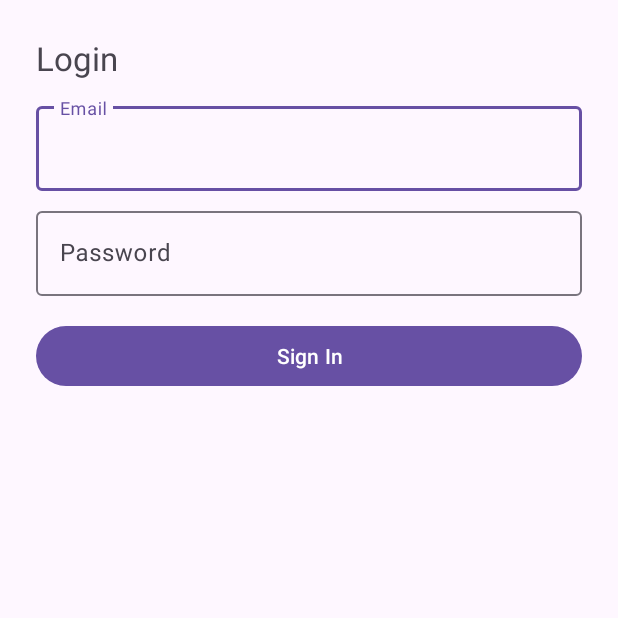
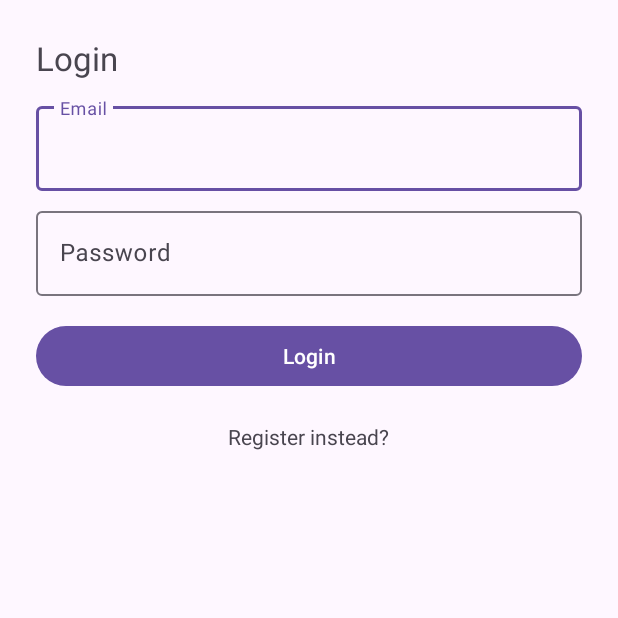
Before and after one commit to dujo09/ChefsBook, an Android app: the screen it shows after launch (LoginActivity), after a tap on "Login", on a phone screen of 412 x 824 dp, the top half of it. Run offline under Robolectric (Android 15) with nearby library versions, the phone set to English and light mode, and no system bars; our stand-ins replace Firebase (no records; nobody signed in at launch, a user with empty details on screens opened directly); libraries missing offline, so code that uses them is left out: com.firebase.ui; pictures from the network do not load.

Commit message:
Refactor Login and Register

```diff
--- a/app/src/main/java/com/dujo/chefsbook/ui/login/LoginActivity.java
+++ b/app/src/main/java/com/dujo/chefsbook/ui/login/LoginActivity.java
@@ -14,6 +14,8 @@ import androidx.appcompat.app.AppCompatActivity;
 import com.dujo.chefsbook.R;
 import com.dujo.chefsbook.data.repository.UserRepository;
 import com.dujo.chefsbook.ui.recipeCategory.RecipeCategoryListActivity;
+import com.dujo.chefsbook.ui.register.RegisterActivity;
+import com.firebase.ui.auth.AuthUI;
 import com.google.android.material.textfield.TextInputEditText;
 import com.google.firebase.auth.FirebaseAuth;
 
@@ -21,7 +23,7 @@ public class LoginActivity extends AppCompatActivity {
     private static final String TAG = "LoginActivity";
     private FirebaseAuth auth;
     private TextInputEditText etEmail, etPassword;
-    private TextView tvError;
+    private TextView tvError, tvRegister;
     private Button btnSubmit;
 
     @Override
@@ -33,13 +35,20 @@ public class LoginActivity extends AppCompatActivity {
         etEmail = findViewById(R.id.etEmail);
         etPassword = findViewById(R.id.etPassword);
         tvError = findViewById(R.id.tvLoginError);
-        btnSubmit = findViewById(R.id.btnSubmitLogin);
+        btnSubmit = findViewById(R.id.btnLogin);
+        tvRegister = findViewById(R.id.tvRegister);
 
         btnSubmit.setOnClickListener(v -> attemptLogin());
+        tvRegister.setOnClickListener(v -> {
+            Intent i = new Intent(this, RegisterActivity.class);
+            startActivity(i);
+        });
     }
 
     private void attemptLogin() {
         tvError.setVisibility(View.GONE);
+        btnSubmit.setEnabled(false);
+
         String email = etEmail.getText() != null ? etEmail.getText().toString().trim() : "";
         String password = etPassword.getText() != null ? etPassword.getText().toString() : "";
 
@@ -52,7 +61,6 @@ public class LoginActivity extends AppCompatActivity {
             return;
         }
 
-        btnSubmit.setEnabled(false);
         auth.signInWithEmailAndPassword(email, password)
                 .addOnCompleteListener(this, task -> {
                     btnSubmit.setEnabled(true);
@@ -61,7 +69,7 @@ public class LoginActivity extends AppCompatActivity {
                         startActivity(new Intent(this, RecipeCategoryListActivity.class));
                         finish();
                     } else {
-                        Log.w(TAG, "signInWithEmail:failure", task.getException());
+                        Log.w(TAG, "Login failed", task.getException());
                         tvError.setText(task.getException() != null ? task.getException().getMessage() : "Authentication failed");
                         tvError.setVisibility(View.VISIBLE);
                         Toast.makeText(LoginActivity.this, "Authentication failed.", Toast.LENGTH_SHORT).show();
--- a/app/src/main/java/com/dujo/chefsbook/ui/recipeCategory/RecipeCategoryListActivity.java
+++ b/app/src/main/java/com/dujo/chefsbook/ui/recipeCategory/RecipeCategoryListActivity.java
@@ -54,6 +54,7 @@ public class RecipeCategoryListActivity extends AppCompatActivity {
         btnLogout = findViewById(R.id.btnLogout);
 
         btnLogout.setOnClickListener(v -> {
+            Toast.makeText(this, "Logging out...", Toast.LENGTH_LONG).show();
             AuthUI.getInstance()
                     .signOut(this)
                     .addOnCompleteListener(task -> {
@@ -78,6 +79,7 @@ public class RecipeCategoryListActivity extends AppCompatActivity {
 
         userViewModel = new ViewModelProvider(this).get(SharedUserViewModel.class);
         userViewModel.getUser().observe(this, this::updateUserSessionUI);
+        updateUserSessionUI(userViewModel.getUser().getValue());
 
         recipeCategoryAdapter = new RecipeCategoryAdapter(recipeCategory -> {
             Intent i = new Intent(this, RecipeListActivity.class);
@@ -97,6 +99,7 @@ public class RecipeCategoryListActivity extends AppCompatActivity {
         recipeCategoryViewModel.getError().observe(this, s -> {
             if (s != null) Toast.makeText(this, s, Toast.LENGTH_LONG).show();
         });
+
     }
 
     private void updateUserSessionUI(User user) {
--- a/app/src/main/res/layout/activity_login.xml
+++ b/app/src/main/res/layout/activity_login.xml
@@ -40,11 +40,22 @@
         </com.google.android.material.textfield.TextInputLayout>
 
         <Button
-            android:id="@+id/btnSubmitLogin"
-            android:text="Sign In"
+            android:id="@+id/btnLogin"
+            android:text="Login"
             android:layout_marginTop="16dp"
             android:layout_width="match_parent"
             android:layout_height="wrap_content"/>
+
+        <TextView
+            android:id="@+id/tvRegister"
+            android:layout_width="wrap_content"
+            android:layout_height="wrap_content"
+            android:layout_gravity="center"
+            android:autoLink="email"
+            android:gravity="center"
+            android:padding="20dp"
+            android:text="Register instead?"
+            android:textAppearance="?android:attr/textAppearanceSmall" />
 
         <TextView
             android:id="@+id/tvLoginError"
--- a/app/src/main/res/layout/activity_recipe_category_list.xml
+++ b/app/src/main/res/layout/activity_recipe_category_list.xml
@@ -13,7 +13,7 @@
         android:id="@+id/tvStatus"
         android:layout_width="0dp"
         android:layout_height="wrap_content"
-        android:text="username"
+        android:text="Not logged in"
         android:textAppearance="?attr/textAppearanceBodyLarge"
         android:layout_marginStart="8dp"
         android:ellipsize="end"
@@ -48,8 +48,8 @@
         android:layout_width="0dp"
         android:layout_height="0dp"
         android:clipToPadding="false"
-        android:paddingTop="12dp"
-    app:layout_constraintTop_toBottomOf="@id/btnLogin"
+        android:layout_marginTop="10dp"
+    app:layout_constraintTop_toBottomOf="@id/tvStatus"
     app:layout_constraintBottom_toTopOf="@+id/btnAddRecipe"
     app:layout_constraintStart_toStartOf="parent"
     app:layout_constraintEnd_toEndOf="parent"
--- a/app/src/main/res/layout/activity_register.xml
+++ b/app/src/main/res/layout/activity_register.xml
@@ -53,7 +53,7 @@
 
         <Button
             android:id="@+id/btnSubmitRegister"
-            android:text="Create Account"
+            android:text="Register"
             android:layout_marginTop="16dp"
             android:layout_width="match_parent"
             android:layout_height="wrap_content"/>
--- a/app/src/main/res/layout/item_recipe_category.xml
+++ b/app/src/main/res/layout/item_recipe_category.xml
@@ -7,8 +7,7 @@
     android:layout_height="wrap_content"
     android:layout_marginStart="12dp"
     android:layout_marginEnd="12dp"
-    android:layout_marginTop="8dp"
-    android:layout_marginBottom="8dp"
+    android:layout_marginBottom="16dp"
     card:cardCornerRadius="12dp"
     card:cardElevation="4dp"
     android:clickable="true"
--- a/gradle/libs.versions.toml
+++ b/gradle/libs.versions.toml
@@ -1,5 +1,5 @@
 [versions]
-agp = "8.13.0"
+agp = "8.13.1"
 compiler = "5.0.5"
 firebaseBom = "34.5.0"
 firebaseUiAuth = "9.1.1"
```
Also changed, not shown: app/src/main/java/com/dujo/chefsbook/data/repository/UserRepository.java (+0 -16 lines).
